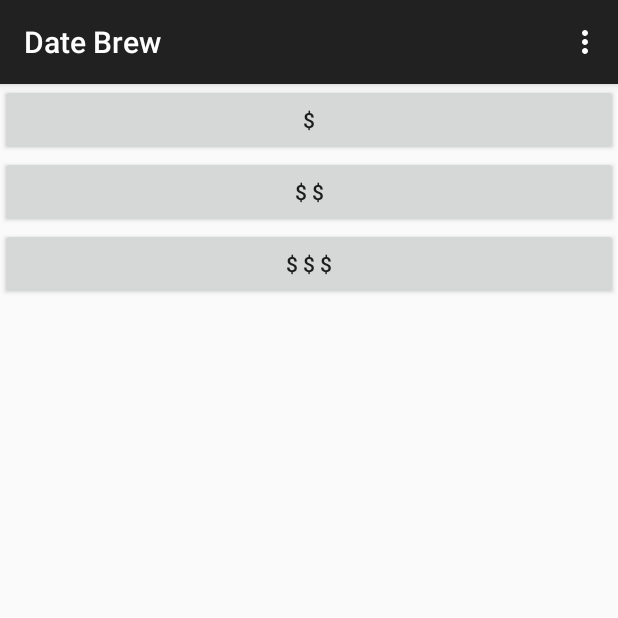
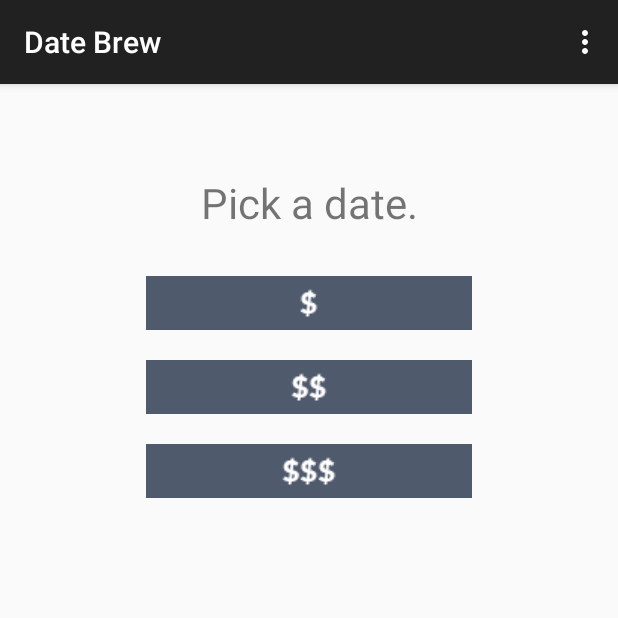
Before and after one commit to levibostian/DateBrew, an Android app: the fragment PriceFragment placed in its activity, on a phone screen of 412 x 824 dp, the top half of it. Run offline under Robolectric (Android 15) with nearby library versions, the phone set to English and light mode, and no system bars.

Commit message:
Style price fragment.

```diff
--- a/app/src/main/java/co/datebrew/datebrew/fragment/PriceFragment.java
+++ b/app/src/main/java/co/datebrew/datebrew/fragment/PriceFragment.java
@@ -11,13 +11,14 @@ import android.view.MenuItem;
 import android.view.View;
 import android.view.ViewGroup;
 import android.widget.Button;
+import android.widget.ImageView;
 import co.datebrew.datebrew.R;
 
 public class PriceFragment extends Fragment {
 
-    private Button mLowestPriceButton;
-    private Button mMediumPriceButton;
-    private Button mExpensivePriceButton;
+    private ImageView mLowestPriceButton;
+    private ImageView mMediumPriceButton;
+    private ImageView mExpensivePriceButton;
 
     public static PriceFragment newInstance() {
         return new PriceFragment();
@@ -31,9 +32,9 @@ public class PriceFragment extends Fragment {
         setHasOptionsMenu(true);
         showActionBar();
 
-        mLowestPriceButton = (Button) view.findViewById(R.id.lowest_price_button);
-        mMediumPriceButton = (Button) view.findViewById(R.id.medium_price_button);
-        mExpensivePriceButton = (Button) view.findViewById(R.id.expensive_price_button);
+        mLowestPriceButton = (ImageView) view.findViewById(R.id.lowest_price_button);
+        mMediumPriceButton = (ImageView) view.findViewById(R.id.medium_price_button);
+        mExpensivePriceButton = (ImageView) view.findViewById(R.id.expensive_price_button);
 
         mLowestPriceButton.setOnClickListener(new View.OnClickListener() {
             @Override
--- a/app/src/main/res/layout/fragment_price.xml
+++ b/app/src/main/res/layout/fragment_price.xml
@@ -4,28 +4,34 @@
     android:layout_width="match_parent"
     android:layout_height="match_parent">
 
-    <Button
-        android:id="@+id/lowest_price_button"
-        android:paddingLeft="20dp"
-        android:paddingRight="20dp"
+    <TextView
         android:layout_width="match_parent"
         android:layout_height="wrap_content"
-        android:text="  $  "/>
+        android:textSize="28sp"
+        android:paddingTop="60dp"
+        android:paddingBottom="20dp"
+        android:gravity="center_horizontal"
+        android:text="Pick a date."/>
 
-    <Button
-        android:id="@+id/medium_price_button"
-        android:paddingLeft="20dp"
-        android:paddingRight="20dp"
+    <ImageView
+        android:id="@+id/lowest_price_button"
+        android:padding="10dp"
         android:layout_width="match_parent"
         android:layout_height="wrap_content"
-        android:text=" $ $ "/>
+        android:src="@drawable/money_button1"/>
 
-    <Button
-        android:id="@+id/expensive_price_button"
-        android:paddingLeft="20dp"
-        android:paddingRight="20dp"
+    <ImageView
+        android:id="@+id/medium_price_button"
+        android:padding="10dp"
         android:layout_width="match_parent"
         android:layout_height="wrap_content"
-        android:text="$ $ $"/>
+        android:src="@drawable/money_button2"/>
+
+    <ImageView
+        android:id="@+id/expensive_price_button"
+        android:padding="10dp"
+        android:layout_width="match_parent"
+        android:layout_height="wrap_content"
+        android:src="@drawable/money_button3"/>
 
 </LinearLayout>
```
